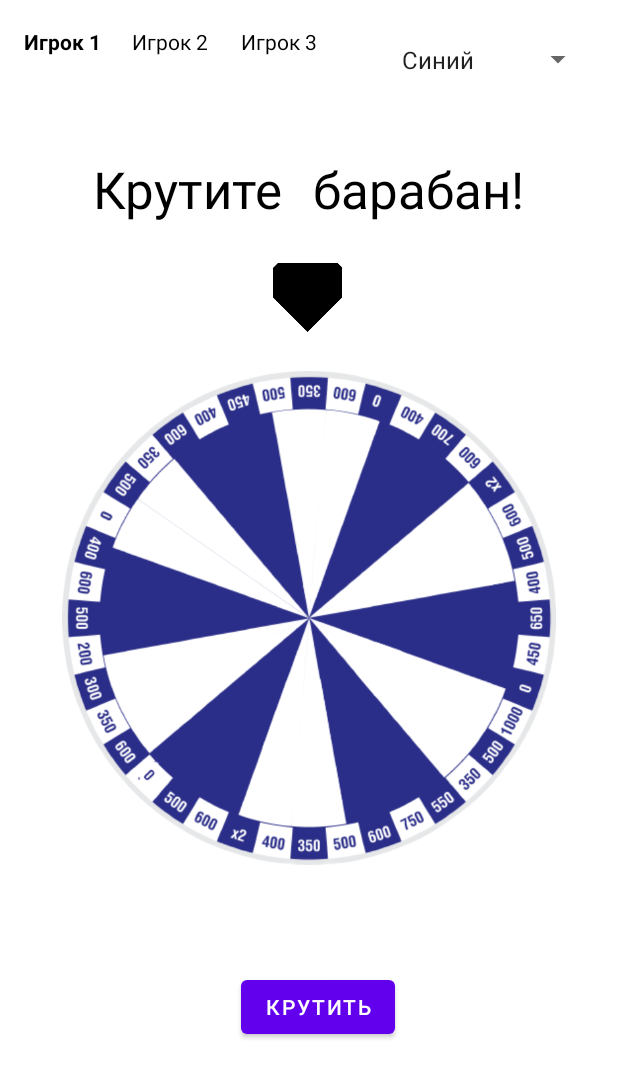
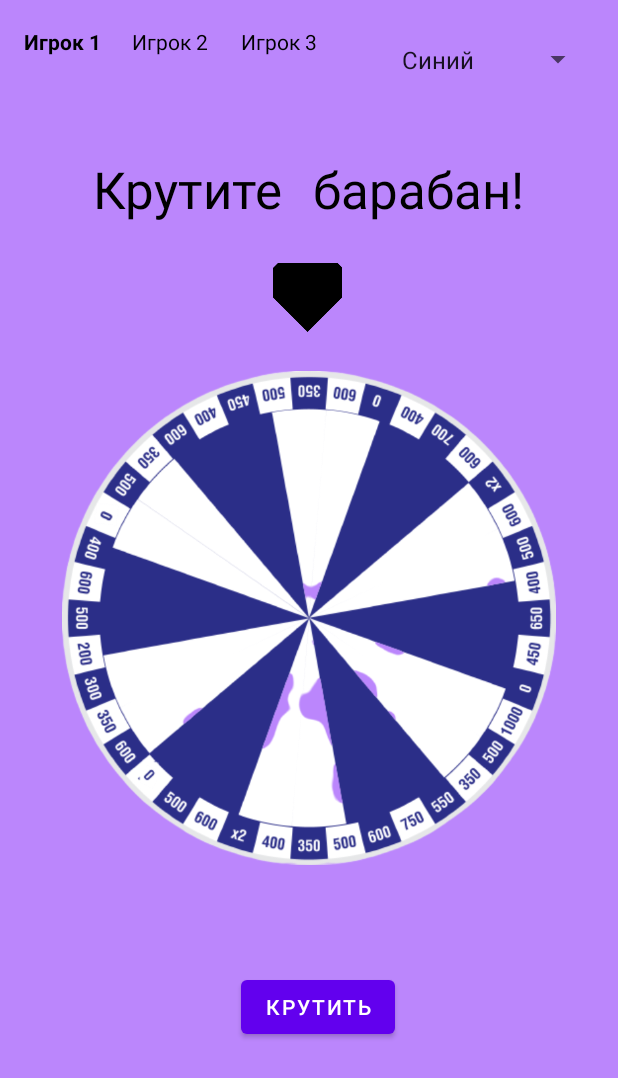
Before and after one commit to Nekkssa/WheelOfFortune, an Android app: the GameActivity screen opened directly, with no data from a screen before it, on a phone screen of 412 x 824 dp. Shown: the top 1078 px of the screen. Run offline under Robolectric (Android 15) with nearby library versions, the phone set to English and light mode, and no system bars.

Commit message:
commit name

```diff
--- a/app/src/main/java/com/example/wheeloffortune/GameActivity.java
+++ b/app/src/main/java/com/example/wheeloffortune/GameActivity.java
@@ -53,30 +53,34 @@ public class GameActivity extends AppCompatActivity {
     TextView textViewRoll;
 
 
-    private  static  final  float FACTOR = 4.5f;
+    private  static  final  float FACTOR = 4.0f;
 
     private String[] numbers = {"600","0","400","700","600","X2","600","500","400","650","450","0","1000",
                                 "500","350","550","750","600","500","350","400","X2","600","500","0","600",
                                 "350","300","200","500","600","400","0","500","350","600","400","450","500","350",};
 
-    private String[] QuestionsEasy = {"Какой музыкальный инструмент больше всего любил Незнайка?",
-            "Какая любимая еда гренландских эскимосов?",
-            "Какой фрукт древние римляне называли «армянское яблоко»?",
-            "Как первоначально назывались локомотивы?",
-            "Человек, ходивший по улицам городов Древней Греции и сообщавший горожанам о новостях и событиях в общественной жизни.",
-            "Какой головной убор император Павел I запретил для ношения в России? Всякого, кто ослушается этого приказа, били по голове.",
-            "Как называется самый древний молочный напиток?",
-            "Что в переводе с испанского означает слово «галапагос», от которого происходит название «Галапагосские острова»?",
-            "Область в России, куда в XVII веке официально запрещалась пересылка частных писем.",
-            "От какого слова в русском языке произошло слово «пряность»?",
-            "Самая древняя буква за тысячи лет.",
-            "Как в Древнем Китае вообще называли профессиональных актёров?",
-            "Один из псевдонимов Николая Васильевича Гоголя.(4 буквы)",
-            "Как в древней Руси называлась смесь из ржаной муки с мёдом и ягодным соком?",
-            "Как называется лес с искривлёнными деревьями?"};
+    private String[] QuestionsEasy = {"Как у западных и южных славян назывались селение, деревня, курень?",
+            "В Швеции существует налог на собак, от которого многие пытаются уклониться. В налоговой инспекции в Стокгольме придумали забавный способ борьбы с неплательщиками: сотрудница службы Эльфрида Карлсон ходит по домам и делает это.",
+            "Что использовали в Китае для глажки белья вместо утюга?",
+            "По традиции в Китае муж может в одностороннем порядке объявить о расторжении брака по семейным обстоятельствам. Назовите одну из причин для этого.",
+            "В Австралии на парковках возле некоторых торговых центров по ночам и вечерам включают классическую музыку, чтобы отпугнуть кого-то. Кого?",
+            "Первый подобный музей появился в Париже до 1975 года. Экскурсии по нему проводились на лодке. Сейчас туристы осматривают его экспонаты со специальных решеток и пандусов. О каком музее идет речь?",
+            "В 1931 году Аркадий Райкин сам придумал и произнес со сцены некое слово. Оно стремительно вошло в обиход — так стали называть несуразную легкую сумку.",
+            "Герцогиня Англии XVIII века Сара Черчилль говорила: «Вы молоды, если вы еще способны…»",
+            "Если скорость ветра тропического шторма превышает 60 км/ч, ему присваивают личное имя. Во времена Второй мировой войны американские синоптики начали давать ураганам имена кого?",
+            "В словаре Владимира Ивановича Даля встречается старинное название барометра. Какое?",
+            "Чтобы отпугнуть врагов, гуси могут грозно шипеть и больно щипаться. В Шотландии решили использовать эту особенность птиц и создали отряд гусей, который стал охранять завод. Какой?",
+            "Ювелиры часто говорят, что бриллиантам необходимо это.",
+            "Английский писатель Киплинг говорил: «Женская интуиция намного точнее, чем мужская…»\n",
+            "Какого слова нет в языке народов Арктики?",
+            "Соседи по улице знали Дмитрия Ивановича Менделеева как замечательного мастера по изготовлению чего?",
+            "Польская журналистка и писательница Янина Ипохорская говорила: «Взгляд одной женщины на другую напоминает контроль…»",
+            "Чтобы сделать комплимент женщине в Индии, нужно сравнить ее с коровой и слоном. Причем с коровой она должна быть схожа глазами, а со слоном — этим.",
+            "Во время второй мировой войны этот предмет являлся символом единства у Норвежцев. В честь него даже построили памятник",
+             "Так в старину называли сторожа городских ворот"};
 
-    private String[] AnswersEasy = {"Труба","Одуванчик","Абрикос","Пароход","Глашатай","Цилиндр","Кумыс","Черепаха","Сибирь","Перец",
-            "О","Ю","ОООО", "Пряник","Пьяный"};
+    private String[] AnswersEasy = {"Жупа","Гавкает","Сковорода","Болтливость ","Подросток","Канализация","Авоська","Разочаровываться","Теща","Буревестник",
+            "Алкогольный","Одиночество","Уверенность","Война", "Чемодан","Багаж","Походка","Скрепка","Вратарь"};
 
     @Override
     protected void onCreate(@Nullable Bundle savedInstanceState) {
@@ -218,7 +222,7 @@ public class GameActivity extends AppCompatActivity {
     public void buttonAnswer_onClick(View view) {
         if(editText.getText().toString().equals(AnswersEasy[counter]))
         {
-            textViewQuestion.setText("Поздравляю, вы ответили правильно и заработали "+getResult(360 -(degree%360))+" очков");
+            textViewQuestion.setText("Поздравляем, вы ответили правильно и заработали "+getResult(360 -(degree%360))+" очков");
 
             buttonValidySec.setVisibility(View.VISIBLE);
             switch (counterPlayers){
@@ -235,7 +239,7 @@ public class GameActivity extends AppCompatActivity {
             counter++;
         }
         else {
-            textViewQuestion.setText("Неправильно, ход переходит к другому игроку!");
+            textViewQuestion.setText("Ответ неправильный, ход переходит к другому игроку!");
             buttonValidySec.setVisibility(View.VISIBLE);
         }
 
--- a/app/src/main/java/com/example/wheeloffortune/MainActivity.java
+++ b/app/src/main/java/com/example/wheeloffortune/MainActivity.java
@@ -67,9 +67,5 @@ public class MainActivity extends AppCompatActivity {
 
     }
 
-//    @Override
-//    protected void onDestroy() {
-//        super.onDestroy();
-//        if (mp.isPlaying()){mp.stop();}
-//    }
+
 }
--- a/app/src/main/res/layout/activity_game.xml
+++ b/app/src/main/res/layout/activity_game.xml
@@ -3,7 +3,8 @@
     xmlns:app="http://schemas.android.com/apk/res-auto"
     xmlns:tools="http://schemas.android.com/tools"
     android:layout_width="match_parent"
-    android:layout_height="match_parent">
+    android:layout_height="match_parent"
+    android:background="@color/purple_200">
 
     <TextView
         android:id="@+id/textViewRoll"
```
Also changed, not shown: app/src/main/res/layout/activity_difficulty.xml (+14 -13 lines), app/src/main/res/layout/activity_main.xml (+11 -8 lines), app/src/main/res/drawable/mailservice.png (added).
